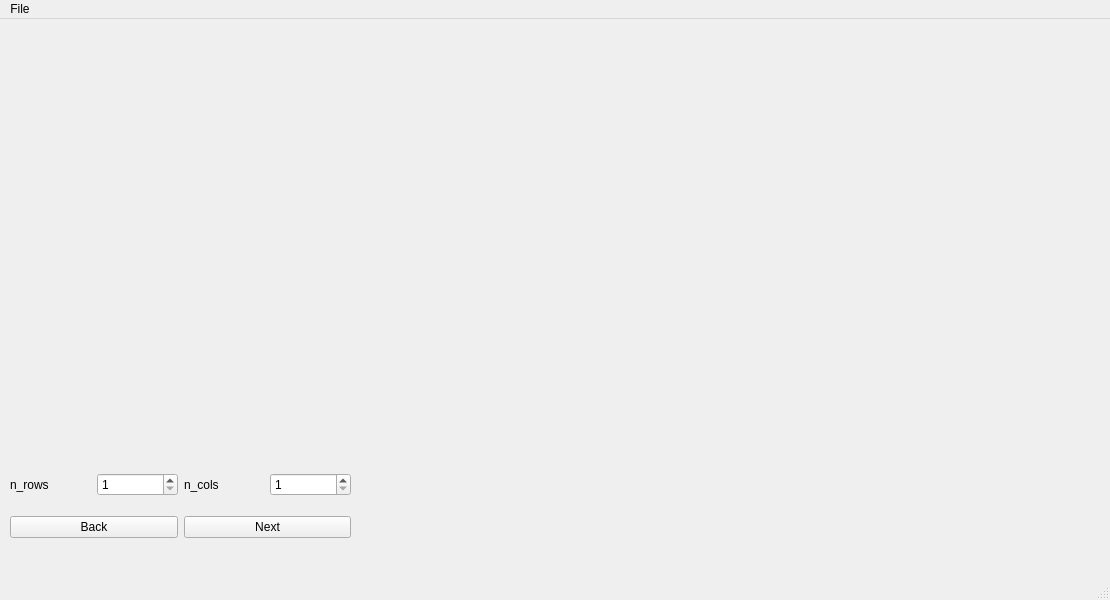
The window that image_window.ui (penny4860/Pascal-VOC-annotation-viewer) describes before a commit, drawn with Qt 5.
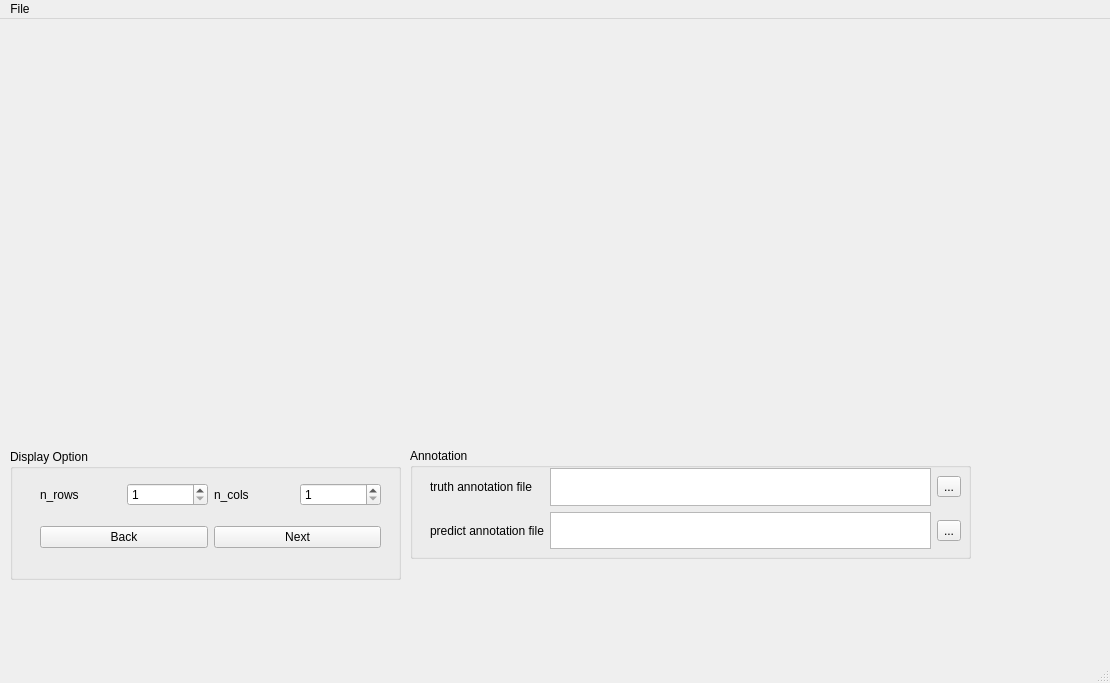
The same window after the commit.

Commit message: annotation ui 설정

Patch:
```diff
--- a/image_window.ui
+++ b/image_window.ui
@@ -7,7 +7,7 @@
     <x>0</x>
     <y>0</y>
     <width>1110</width>
-    <height>600</height>
+    <height>683</height>
    </rect>
   </property>
   <property name="windowTitle">
@@ -25,11 +25,82 @@
     </property>
     <layout class="QGridLayout" name="display_layout"/>
    </widget>
-   <widget class="QWidget" name="gridLayoutWidget_2">
+   <widget class="QGroupBox" name="groupBox">
+    <property name="geometry">
+     <rect>
+      <x>410</x>
+      <y>429</y>
+      <width>561</width>
+      <height>111</height>
+     </rect>
+    </property>
+    <property name="title">
+     <string>Annotation</string>
+    </property>
+    <widget class="QWidget" name="gridLayoutWidget_3">
+     <property name="geometry">
+      <rect>
+       <x>20</x>
+       <y>20</y>
+       <width>531</width>
+       <height>81</height>
+      </rect>
+     </property>
+     <layout class="QGridLayout" name="gridLayout">
+      <item row="1" column="1">
+       <widget class="QTextEdit" name="textEdit_2"/>
+      </item>
+      <item row="0" column="1">
+       <widget class="QTextEdit" name="textEdit"/>
+      </item>
+      <item row="0" column="2">
+       <widget class="QToolButton" name="toolButton">
+        <property name="text">
+         <string>...</string>
+        </property>
+       </widget>
+      </item>
+      <item row="1" column="2">
+       <widget class="QToolButton" name="toolButton_2">
+        <property name="text">
+         <string>...</string>
+        </property>
+       </widget>
+      </item>
+      <item row="0" column="0">
+       <widget class="QLabel" name="label_3">
+        <property name="text">
+         <string>truth annotation file</string>
+        </property>
+       </widget>
+      </item>
+      <item row="1" column="0">
+       <widget class="QLabel" name="label_4">
+        <property name="text">
+         <string>predict annotation file</string>
+        </property>
+       </widget>
+      </item>
+     </layout>
+    </widget>
+   </widget>
+   <widget class="QGroupBox" name="groupBox_2">
     <property name="geometry">
      <rect>
       <x>10</x>
-      <y>440</y>
+      <y>430</y>
+      <width>391</width>
+      <height>131</height>
+     </rect>
+    </property>
+    <property name="title">
+     <string>Display Option</string>
+    </property>
+    <widget class="QWidget" name="gridLayoutWidget_2">
+     <property name="geometry">
+      <rect>
+       <x>30</x>
+       <y>20</y>
       <width>341</width>
       <height>95</height>
      </rect>
@@ -85,6 +156,11 @@
      </item>
     </layout>
    </widget>
+   </widget>
+   <zorder>gridLayoutWidget</zorder>
+   <zorder>textBrowser</zorder>
+   <zorder>groupBox</zorder>
+   <zorder>groupBox_2</zorder>
   </widget>
   <widget class="QMenuBar" name="menubar">
    <property name="geometry">
```
Lines whose indentation alone changed are shown as unchanged.
